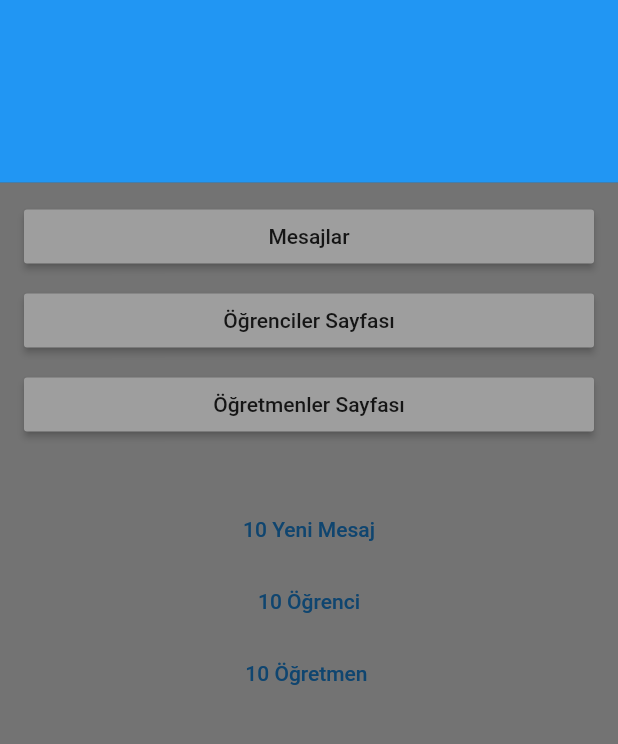
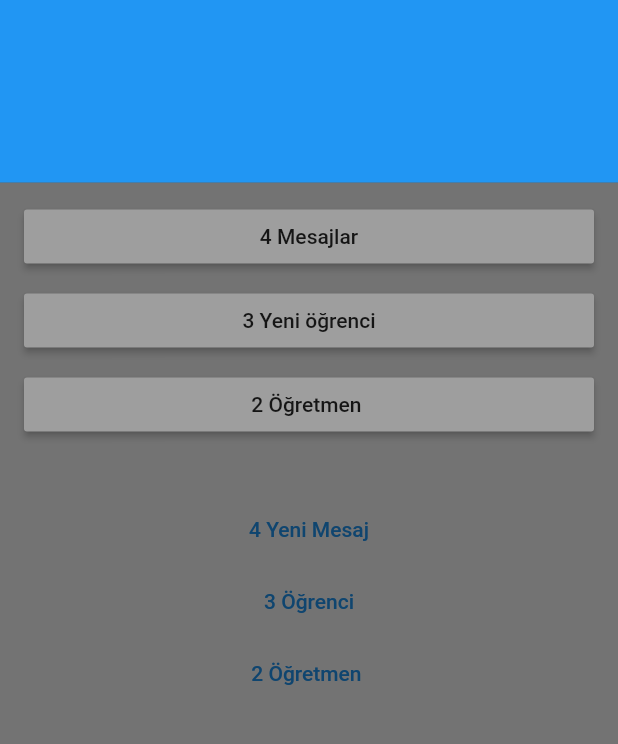
Before and after one commit to HalilMertDeveli/google_flutter_course, a Flutter app: the screen it shows after launch, with the side drawer open, on a phone screen of 412 x 824 dp, the part 59-803 px from its top. Run offline on Flutter 3.47's test engine with Material 2 defaults, Android fonts, the phone set to English and light mode, and no system bars.

Commit message:
we finished the adding data

```diff
--- a/lib/main.dart
+++ b/lib/main.dart
@@ -1,3 +1,6 @@
+import 'package:come_back_flutter_turkish_course/repositories/messages_repositories.dart';
+import 'package:come_back_flutter_turkish_course/repositories/student_repositories.dart';
+import 'package:come_back_flutter_turkish_course/repositories/teacher_repositories.dart';
 import 'package:come_back_flutter_turkish_course/screens/students_page.dart';
 import 'package:come_back_flutter_turkish_course/screens/teacher_page.dart';
 import 'package:flutter/material.dart';
@@ -33,6 +36,10 @@ class MyHomePage extends StatefulWidget {
 }
 
 class _MyHomePageState extends State<MyHomePage> {
+  MesajRepository mesajRepository = new MesajRepository();
+  StudentRepository studentRepository = new StudentRepository();
+  TeacherRepository teacherRepository = new TeacherRepository();
+
   @override
   Widget build(BuildContext context) {
     return Scaffold(
@@ -43,9 +50,21 @@ class _MyHomePageState extends State<MyHomePage> {
             decoration: BoxDecoration(color: Colors.blue),
             child: Text("Öğrenci İsmi"),
           ),
-          drawerIconButton('Mesajlar', MessagesPage()),
-          drawerIconButton('Öğrenciler Sayfası', StudentsPage()),
-          drawerIconButton('Öğretmenler Sayfası', TeacherPage())
+          drawerIconButton(
+              '${mesajRepository.mesajlarListesi.length} Mesajlar',
+              MessagesPage(
+                mesajRepository: mesajRepository,
+              )),
+          drawerIconButton(
+              '${studentRepository.studentsList.length} Yeni öğrenci',
+              StudentsPage(
+                studentRepository: studentRepository,
+              )),
+          drawerIconButton(
+              '${teacherRepository.teachers.length} Öğretmen ',
+              TeacherPage(
+                teacherRepository: teacherRepository,
+              ))
         ],
       ),
       appBar: AppBar(
@@ -56,9 +75,24 @@ class _MyHomePageState extends State<MyHomePage> {
         child: Column(
           mainAxisAlignment: MainAxisAlignment.center,
           children: <Widget>[
-            navigatorTextButton('10 Yeni Mesaj', MessagesPage()),
-            navigatorTextButton('10 Öğrenci', StudentsPage()),
-            navigatorTextButton('10 Öğretmen ', TeacherPage())
+            navigatorTextButton(
+              '${mesajRepository.mesajlarListesi.length} Yeni Mesaj',
+              MessagesPage(
+                mesajRepository: mesajRepository,
+              ),
+            ),
+            navigatorTextButton(
+              '${studentRepository.studentsList.length} Öğrenci',
+              StudentsPage(
+                studentRepository: studentRepository,
+              ),
+            ),
+            navigatorTextButton(
+              '${teacherRepository.teachers.length} Öğretmen ',
+              TeacherPage(
+                teacherRepository: teacherRepository,
+              ),
+            ),
           ],
         ),
       ),
--- a/lib/repositories/messages_repositories.dart
+++ b/lib/repositories/messages_repositories.dart
@@ -0,0 +1,18 @@
+class MesajRepository {
+  List<Mesaj> mesajlarListesi = [
+    Mesaj('Nerdesin', 'Ahmet', DateTime.now().subtract(Duration(minutes: 4))),
+    Mesaj('Evdeyim aq Sen nerdesin', 'Yusuf',
+        DateTime.now().subtract(Duration(minutes: 3))),
+    Mesaj('Yurda geçiyorum ben ', 'Ahmet',
+        DateTime.now().subtract(Duration(minutes: 2))),
+    Mesaj('Ne yaparsan yap', 'Yusuf',
+        DateTime.now().subtract(Duration(minutes: 1)))
+  ];
+}
+
+class Mesaj {
+  String message;
+  String gonderen;
+  DateTime neZaman;
+  Mesaj(this.message, this.gonderen, this.neZaman);
+}
--- a/lib/repositories/student_repositories.dart
+++ b/lib/repositories/student_repositories.dart
@@ -0,0 +1,16 @@
+class StudentRepository {
+  List<Student> studentsList = [
+    Student('Ahmet', 'Yıldız', 22, 'Erkek gibi'),
+    Student('Yusuf', 'Erduran', 22, 'Kadın'),
+    Student('Halil Ibrahim', 'Kutlu', 19, 'Erkek')
+  ];
+}
+
+class Student {
+  final String name;
+  final String lastName;
+  final int yas;
+  final String cinsiyet;
+
+  Student(this.name, this.lastName, this.yas, this.cinsiyet);
+}
--- a/lib/repositories/teacher_repositories.dart
+++ b/lib/repositories/teacher_repositories.dart
@@ -0,0 +1,16 @@
+class TeacherRepository {
+  List<Teacher> teachers = [
+    Teacher('Yusuf', 'Pandır', 'Erkek', 38),
+    Teacher('Mücella', 'Özbay Karakuş', 'Kadın', 40)
+  ];
+}
+
+class Teacher {
+  final String name;
+  final String lastName;
+  final String gender;
+
+  final int yas;
+
+  Teacher(this.name, this.lastName, this.gender, this.yas);
+}
--- a/lib/screens/students_page.dart
+++ b/lib/screens/students_page.dart
@@ -1,8 +1,9 @@
+import 'package:come_back_flutter_turkish_course/repositories/student_repositories.dart';
 import 'package:flutter/material.dart';
 
 class StudentsPage extends StatelessWidget {
-  const StudentsPage({super.key});
-
+  const StudentsPage({super.key, required this.studentRepository});
+  final StudentRepository studentRepository;
   @override
   Widget build(BuildContext context) {
     return Scaffold(
--- a/lib/screens/teacher_page.dart
+++ b/lib/screens/teacher_page.dart
@@ -1,7 +1,9 @@
+import 'package:come_back_flutter_turkish_course/repositories/teacher_repositories.dart';
 import 'package:flutter/material.dart';
 
 class TeacherPage extends StatelessWidget {
-  const TeacherPage({super.key});
+  const TeacherPage({super.key, required this.teacherRepository});
+  final TeacherRepository teacherRepository;
 
   @override
   Widget build(BuildContext context) {
```
Also changed, not shown: lib/screens/messages_page.dart (+48 -21 lines).
